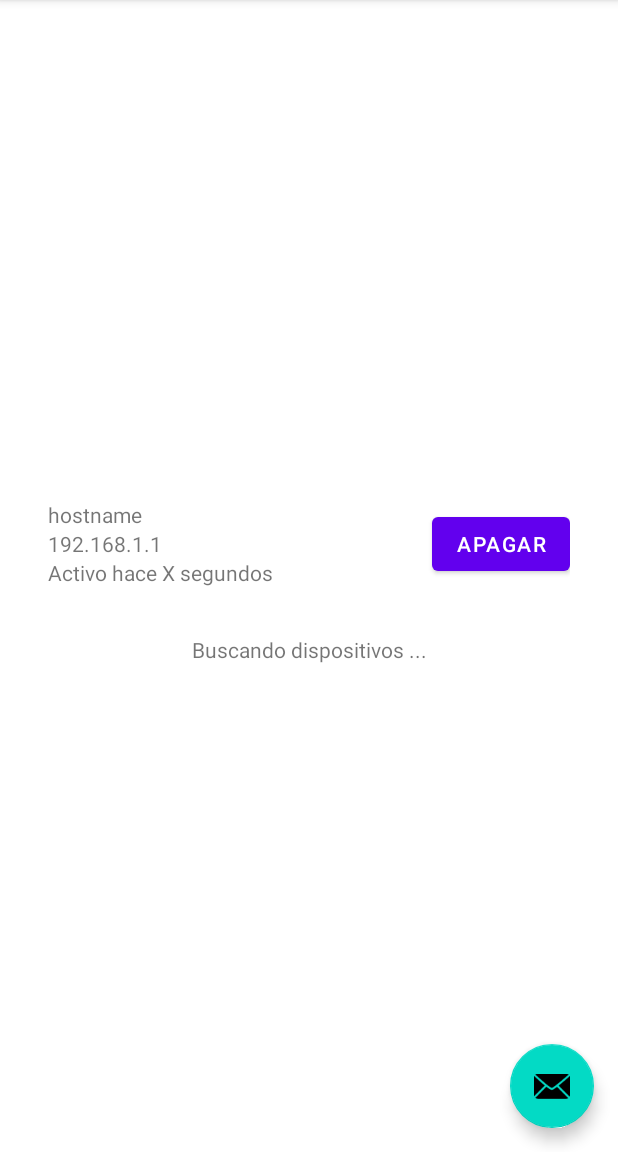
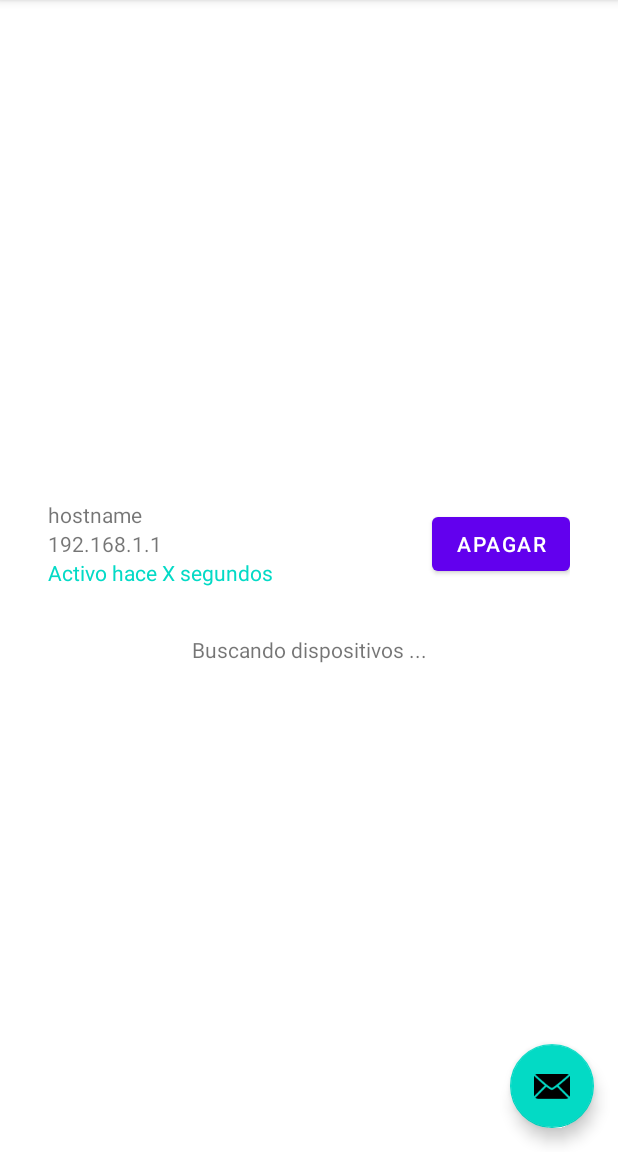
Before and after one commit to Woynert/wemo3000, an Android app: the screen it shows after launch (MainActivity), on a phone screen of 412 x 824 dp, the part 84-1236 px from its top. Run offline under Robolectric (Android 15) with nearby library versions, the phone set to English and light mode, and no system bars; our stand-ins replace navigation-ui; libraries missing offline, so code that uses them is left out: com.github.druk.dnssd; 2 statements that could not run were skipped.

Commit message:
feat(app): Dynamic color for last time seen TextView

```diff
--- a/app/app/src/main/java/com/woynert/wemo3000/DashboardFragment.java
+++ b/app/app/src/main/java/com/woynert/wemo3000/DashboardFragment.java
@@ -1,4 +1,6 @@
 package com.woynert.wemo3000;
+
+import static androidx.appcompat.widget.TintTypedArray.obtainStyledAttributes;
 
 import android.os.Bundle;
 import android.os.Handler;
@@ -8,6 +10,7 @@ import android.view.View;
 import android.view.ViewGroup;
 
 import androidx.annotation.NonNull;
+import androidx.core.content.ContextCompat;
 import androidx.fragment.app.Fragment;
 import androidx.navigation.fragment.NavHostFragment;
 
@@ -60,15 +63,20 @@ public class DashboardFragment extends Fragment {
     }
 
     private void updateView () {
-        if (logic.peer == null) {
-            // TODO: hide card
-            return;
-        }
+        if (binding == null) return;
+        if (logic.peer == null) return;
 
         binding.textViewPeerHostname.setText(logic.peer.hostname);
         binding.textViewPeerAddress.setText(logic.peer.ip + ":" + logic.peer.port);
         long seconds = (System.currentTimeMillis() - logic.peer.lastTimeActive.getTime()) / 1000;
         binding.textViewPeerLastTime.setText(String.format("Activo hace %d segundos", seconds));
+
+        if (seconds < 12) {
+            binding.textViewPeerLastTime.setTextColor(ContextCompat.getColor(this.getContext(), com.google.android.material.R.color.design_default_color_secondary));
+        }
+        else{
+            binding.textViewPeerLastTime.setTextColor(ContextCompat.getColor(this.getContext(), com.google.android.material.R.color.design_error));
+        }
     }
 
     @Override
--- a/app/app/src/main/java/com/woynert/wemo3000/Head.java
+++ b/app/app/src/main/java/com/woynert/wemo3000/Head.java
@@ -42,6 +42,7 @@ public class Head {
             }
 
             // TODO: delete after too much time has passed without an answer
+            // then start MDNS discovery again
         });
         thread.start();
     }
--- a/app/app/src/main/res/layout/fragment_dashboard.xml
+++ b/app/app/src/main/res/layout/fragment_dashboard.xml
@@ -17,7 +17,8 @@
 
         <androidx.constraintlayout.widget.ConstraintLayout
             android:layout_width="match_parent"
-            android:layout_height="match_parent">
+            android:layout_height="match_parent"
+            android:visibility="visible">
 
             <FrameLayout
                 android:layout_width="match_parent"
@@ -62,7 +63,8 @@
                             android:id="@+id/textView_peer_lastTime"
                             android:layout_width="match_parent"
                             android:layout_height="wrap_content"
-                            android:text="Activo hace X segundos" />
+                            android:text="Activo hace X segundos"
+                            android:textColor="@color/design_default_color_secondary" />
 
                     </LinearLayout>
 
```
